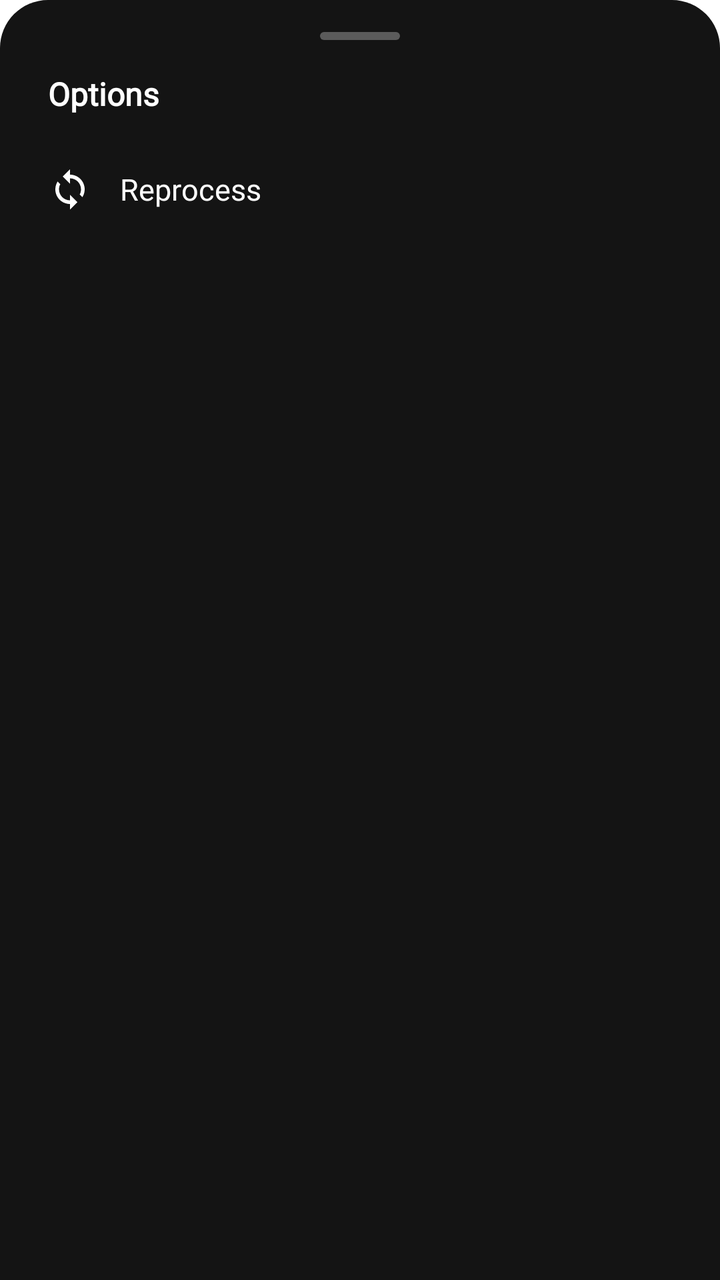
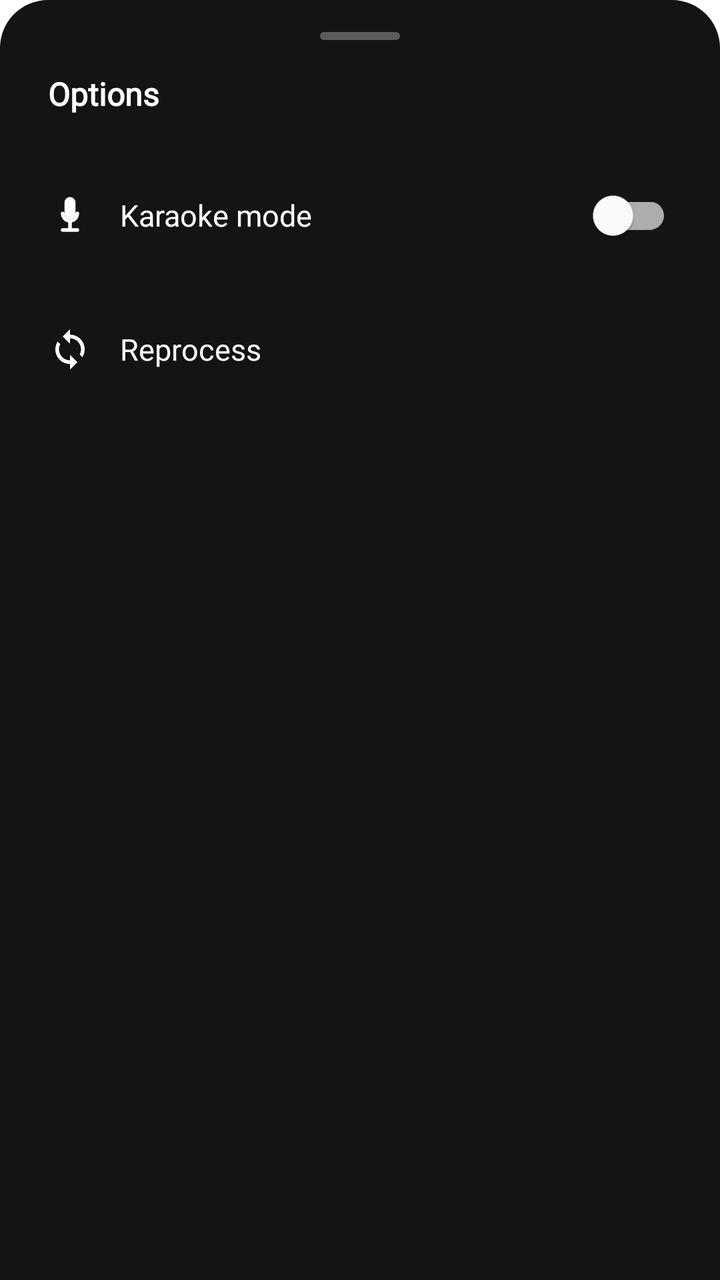

Screens rendered from an Android XML layout before and after an edit, with the pre-edit source and the edit as a unified diff.
<!-- AndroidManifest.xml: application theme Theme.Fision -->
<!-- res/layout/lyrics_options_sheet.xml -->
<?xml version="1.0" encoding="utf-8"?>
<LinearLayout xmlns:android="http://schemas.android.com/apk/res/android"
    xmlns:app="http://schemas.android.com/apk/res-auto"
    android:layout_width="match_parent"
    android:layout_height="wrap_content"
    android:orientation="vertical"
    android:paddingTop="16dp"
    android:paddingBottom="24dp"
    android:background="@drawable/lyrics_sheet_bg">

    <View
        android:layout_width="40dp"
        android:layout_height="4dp"
        android:layout_gravity="center_horizontal"
        android:background="@drawable/lyrics_sheet_grabber_bg"
        android:layout_marginBottom="16dp" />

    <TextView
        android:layout_width="match_parent"
        android:layout_height="wrap_content"
        android:paddingStart="24dp"
        android:paddingEnd="24dp"
        android:paddingBottom="10dp"
        android:text="@string/lyrics_options_title"
        android:textColor="@color/AppWhite"
        android:textSize="16sp"
        android:textStyle="bold"
        android:fontFamily="@font/yugothic_ui_regular" />

    <LinearLayout
        android:id="@+id/row_lyricsReprocess"
        android:layout_width="match_parent"
        android:layout_height="wrap_content"
        android:orientation="horizontal"
        android:gravity="center_vertical"
        android:paddingStart="24dp"
        android:paddingEnd="24dp"
        android:paddingTop="16dp"
        android:paddingBottom="16dp"
        android:background="?attr/selectableItemBackground"
        android:clickable="true"
        android:focusable="true">

        <ImageView
            android:layout_width="22dp"
            android:layout_height="22dp"
            android:layout_marginEnd="14dp"
            android:src="@drawable/ic_reprocess"
            app:tint="@color/AppWhite" />

        <TextView
            android:layout_width="wrap_content"
            android:layout_height="wrap_content"
            android:text="@string/lyrics_reprocess"
            android:textColor="@color/AppWhite"
            android:textSize="15sp"
            android:fontFamily="@font/yugothic_ui_regular" />
    </LinearLayout>
</LinearLayout>
<!-- resources referenced by this layout -->
<resources>
  <color name="AppWhite">#FFFFFF</color>
  <!-- drawable ic_reprocess (drawable) -->
  <vector xmlns:android="http://schemas.android.com/apk/res/android"
      android:width="24dp"
      android:height="24dp"
      android:viewportWidth="24"
      android:viewportHeight="24"
      android:tint="#FFFFFF">
      
      <path
          android:fillColor="@android:color/white"
          android:pathData="M12,4V1L8,5l4,4V6c3.31,0 6,2.69 6,6c0,1.01 -0.25,1.97 -0.7,2.8l1.46,1.46C19.54,15.03 20,13.57 20,12C20,7.58 16.42,4 12,4zM12,18c-3.31,0 -6,-2.69 -6,-6c0,-1.01 0.25,-1.97 0.7,-2.8L5.24,7.74C4.46,8.97 4,10.43 4,12c0,4.42 3.58,8 8,8v3l4,-4l-4,-4V18z"/>
  </vector>
  <!-- drawable lyrics_sheet_bg (drawable) -->
  <?xml version="1.0" encoding="utf-8"?>
  <shape xmlns:android="http://schemas.android.com/apk/res/android"
      android:shape="rectangle">
      <solid android:color="#141414" />
      <corners
          android:topLeftRadius="24dp"
          android:topRightRadius="24dp" />
  </shape>
  <!-- drawable lyrics_sheet_grabber_bg (drawable) -->
  <?xml version="1.0" encoding="utf-8"?>
  <shape xmlns:android="http://schemas.android.com/apk/res/android"
      android:shape="rectangle">
      <solid android:color="#4DFFFFFF" />
      <corners android:radius="2dp" />
  </shape>
  <string name="lyrics_options_title">Options</string>
  <string name="lyrics_reprocess">Reprocess</string>
  <style name="Theme.Fision" parent="Theme.MaterialComponents.DayNight.DarkActionBar">
          
          <item name="colorPrimary">@color/colorPrimary</item>
          <item name="colorPrimaryVariant">@color/purple_700</item>
          <item name="colorOnPrimary">@color/white</item>
          
          <item name="colorSecondary">@color/teal_200</item>
          <item name="colorSecondaryVariant">@color/teal_700</item>
          <item name="colorOnSecondary">@color/black</item>
          
          <item name="android:statusBarColor">?attr/colorPrimaryVariant</item>
          
      </style>
  <color name="colorPrimary">#27B397</color>
  <color name="purple_700">#FF3700B3</color>
  <color name="white">#FFFFFFFF</color>
  <color name="teal_200">#FF03DAC5</color>
  <color name="teal_700">#FF018786</color>
  <color name="black">#FF000000</color>
</resources>

<!-- the commit's change to res/layout/lyrics_options_sheet.xml (unified diff, before → after) -->
@@ -26,6 +26,62 @@
         android:textSize="16sp"
         android:textStyle="bold"
         android:fontFamily="@font/yugothic_ui_regular" />
+
+    <LinearLayout
+        android:id="@+id/row_lyricsKaraoke"
+        android:layout_width="match_parent"
+        android:layout_height="wrap_content"
+        android:orientation="horizontal"
+        android:gravity="center_vertical"
+        android:paddingStart="24dp"
+        android:paddingEnd="24dp"
+        android:paddingTop="16dp"
+        android:paddingBottom="16dp"
+        android:background="?attr/selectableItemBackground"
+        android:clickable="true"
+        android:focusable="true">
+
+        <ImageView
+            android:layout_width="22dp"
+            android:layout_height="22dp"
+            android:layout_marginEnd="14dp"
+            android:src="@drawable/ic_karaoke"
+            app:tint="@color/AppWhite" />
+
+        <LinearLayout
+            android:layout_width="0dp"
+            android:layout_height="wrap_content"
+            android:layout_weight="1"
+            android:orientation="vertical">
+
+            <TextView
+                android:layout_width="wrap_content"
+                android:layout_height="wrap_content"
+                android:text="@string/lyrics_karaoke_mode"
+                android:textColor="@color/AppWhite"
+                android:textSize="15sp"
+                android:fontFamily="@font/yugothic_ui_regular" />
+
+            <TextView
+                android:id="@+id/tv_lyricsKaraokeSubtitle"
+                android:layout_width="wrap_content"
+                android:layout_height="wrap_content"
+                android:layout_marginTop="2dp"
+                android:text="@string/lyrics_karaoke_unavailable"
+                android:textColor="@color/lyrics_line_dim"
+                android:textSize="12sp"
+                android:fontFamily="@font/yugothic_ui_regular"
+                android:visibility="gone" />
+        </LinearLayout>
+
+        <com.google.android.material.switchmaterial.SwitchMaterial
+            android:id="@+id/sw_lyricsKaraoke"
+            android:layout_width="wrap_content"
+            android:layout_height="wrap_content"
+            android:showText="false"
+            android:textOn=""
+            android:textOff="" />
+    </LinearLayout>
 
     <LinearLayout
         android:id="@+id/row_lyricsReprocess"
<!-- resource entries referenced after the edit -->
@@ -1,6 +1,22 @@
 <!-- resources referenced by this layout -->
 <resources>
   <color name="AppWhite">#FFFFFF</color>
+  <color name="lyrics_line_dim">#8AFFFFFF</color>
+  <!-- drawable ic_karaoke (drawable) -->
+  <vector xmlns:android="http://schemas.android.com/apk/res/android"
+      android:width="24dp"
+      android:height="24dp"
+      android:viewportWidth="24"
+      android:viewportHeight="24"
+      android:tint="#FFFFFF">
+  
+      <path
+          android:fillColor="@android:color/white"
+          android:pathData="M12,14a3,3 0,0 0,3 -3V5a3,3 0,0 0,-6 0v6a3,3 0,0 0,3 3z" />
+      <path
+          android:fillColor="@android:color/white"
+          android:pathData="M17,11a1,1 0,0 0,-2 0a3,3 0,0 1,-6 0a1,1 0,0 0,-2 0a5,5 0,0 0,4 4.9V19H8a1,1 0,0 0,0 2h8a1,1 0,0 0,0 -2h-3v-3.1a5,5 0,0 0,4 -4.9z" />
+  </vector>
   <!-- drawable ic_reprocess (drawable) -->
   <vector xmlns:android="http://schemas.android.com/apk/res/android"
       android:width="24dp"
@@ -29,6 +45,8 @@
       <solid android:color="#4DFFFFFF" />
       <corners android:radius="2dp" />
   </shape>
+  <string name="lyrics_karaoke_mode">Karaoke mode</string>
+  <string name="lyrics_karaoke_unavailable">Reprocess to enable</string>
   <string name="lyrics_options_title">Options</string>
   <string name="lyrics_reprocess">Reprocess</string>
   <style name="Theme.Fision" parent="Theme.MaterialComponents.DayNight.DarkActionBar">
